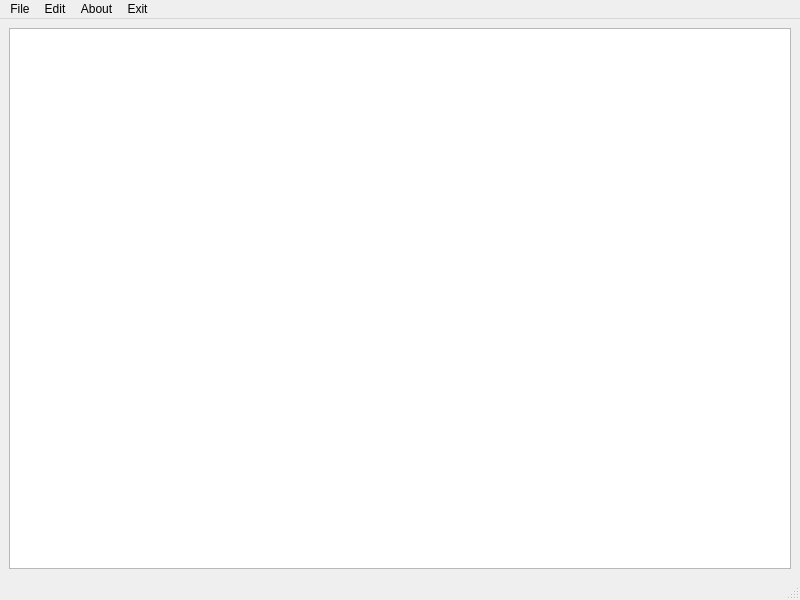
Qt form noted.ui (elmahdigaga/noted) before a commit.
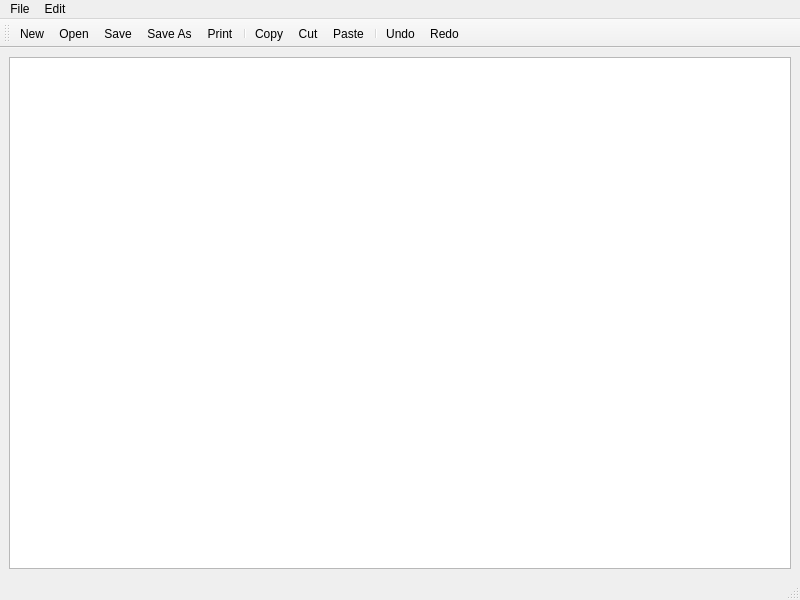
The same form after that commit. Icons and pictures are not drawn.

The edit to the form file:
```diff
--- a/noted.ui
+++ b/noted.ui
@@ -49,22 +49,33 @@
     <addaction name="undo"/>
     <addaction name="redo"/>
    </widget>
-   <widget class="QMenu" name="menuAbout">
-    <property name="title">
-     <string>About</string>
-    </property>
-   </widget>
-   <widget class="QMenu" name="menuExit">
-    <property name="title">
-     <string>Exit</string>
-    </property>
-   </widget>
    <addaction name="menuFile"/>
    <addaction name="menuEdit"/>
-   <addaction name="menuAbout"/>
-   <addaction name="menuExit"/>
   </widget>
   <widget class="QStatusBar" name="statusbar"/>
+  <widget class="QToolBar" name="toolBar">
+   <property name="windowTitle">
+    <string>toolBar</string>
+   </property>
+   <attribute name="toolBarArea">
+    <enum>TopToolBarArea</enum>
+   </attribute>
+   <attribute name="toolBarBreak">
+    <bool>false</bool>
+   </attribute>
+   <addaction name="newFile"/>
+   <addaction name="open"/>
+   <addaction name="save"/>
+   <addaction name="saveAs"/>
+   <addaction name="print"/>
+   <addaction name="separator"/>
+   <addaction name="copy"/>
+   <addaction name="cut"/>
+   <addaction name="paste"/>
+   <addaction name="separator"/>
+   <addaction name="undo"/>
+   <addaction name="redo"/>
+  </widget>
   <action name="newFile">
    <property name="text">
     <string>New</string>
```
Left out of the diff: 74 changed lines with no effect on the pictures.
